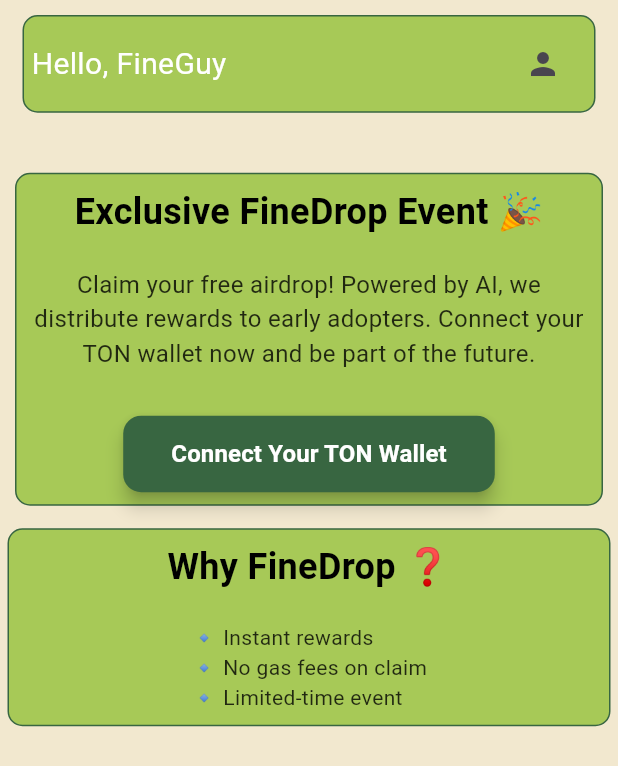
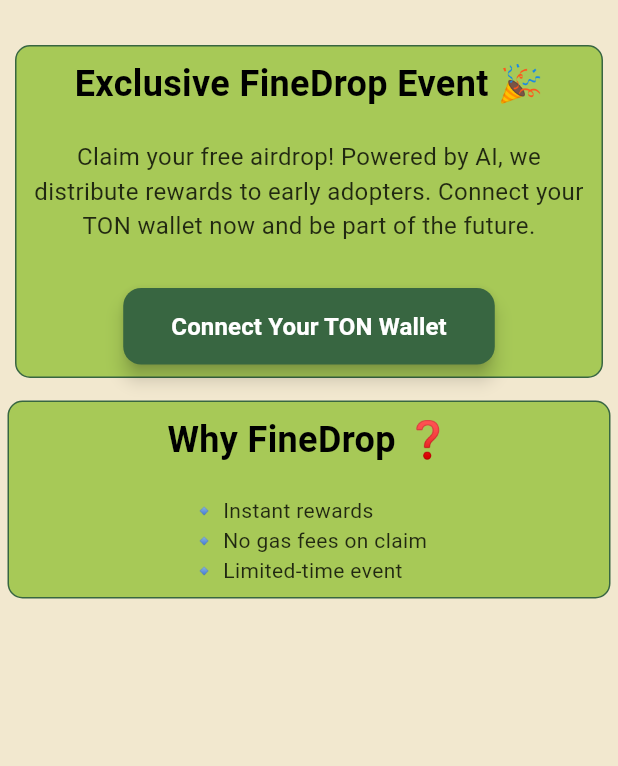
Before and after one commit to Fine-Guy-21/FineDrop-Flutter-App, a Flutter app: the AirdropPage widget shown alone on an empty page, opened directly, on a phone screen of 412 x 824 dp. Shown: the top 766 px of the screen. Run offline on Flutter 3.47's test engine with Material 3 defaults, Android fonts, the phone set to English and light mode, and no system bars; drawn by our look-alikes of animated_text_kit; accounts and stored records are empty; network calls fail.

Commit message:
Modified App Bar

```diff
--- a/airdrop_demo/lib/Pages/airdroppage.dart
+++ b/airdrop_demo/lib/Pages/airdroppage.dart
@@ -2,8 +2,8 @@
 
 import 'package:flutter/material.dart';
 import 'package:airdrop_demo/model/color.dart';
-import 'package:airdrop_demo/model/user.dart';
-import 'package:animated_text_kit/animated_text_kit.dart';
+// import 'package:airdrop_demo/model/user.dart';
+// import 'package:animated_text_kit/animated_text_kit.dart';
 
 class AirdropPage extends StatefulWidget {
   const AirdropPage({super.key});
@@ -13,49 +13,49 @@
 }
 
 class _AirdropPageState extends State<AirdropPage> {
-  late final UserProfile _user = UserProfile()..userName = 'FineGuy';
+  // late final UserProfile _user = UserProfile()..userName = 'FineGuy';
 
   @override
   Widget build(BuildContext context) {
-    final screenHeight = MediaQuery.of(context).size.height - 100;
-    final screenWidth = MediaQuery.of(context).size.width - 30;
+    // final screenHeight = MediaQuery.of(context).size.height - 100;
+    // final screenWidth = MediaQuery.of(context).size.width - 30;
     return SafeArea(
       child: Center(
         child: Column(
           crossAxisAlignment: CrossAxisAlignment.center,
           children: [
             // App Bar
-            Container(
-              height: screenHeight * (9 / 100),
-              width: screenWidth,
-              padding: const EdgeInsets.only(right: 10, left: 5),
-              margin: const EdgeInsets.all(10),
-              decoration: BoxDecoration(
-                  borderRadius: BorderRadius.circular(10),
-                  color: AppColors.surfaceColor,
-                  border: Border.all(color: AppColors.primaryColor, width: 1)),
-              child: Row(
-                mainAxisAlignment: MainAxisAlignment.spaceBetween,
-                children: [
-                   AnimatedTextKit(
-                          onTap: () => {},
-                          animatedTexts: [
-                            TyperAnimatedText(
-                              'Hello, ${_user.userName}',
-                              textStyle: const TextStyle(
-                                fontSize: 20,
-                                color: AppColors.textSecondary,
-                              ),
-                              textAlign: TextAlign.start,
-                              speed: const Duration(milliseconds: 100),
-                            )
-                          ],
-                          totalRepeatCount: 2,
-                        ),
-                        IconButton(
-                            onPressed: () {}, icon: const Icon(Icons.person))
-                ],
-              )),
+            // Container(
+            //   height: screenHeight * (9 / 100),
+            //   width: screenWidth,
+            //   padding: const EdgeInsets.only(right: 10, left: 5),
+            //   margin: const EdgeInsets.all(10),
+            //   decoration: BoxDecoration(
+            //       borderRadius: BorderRadius.circular(10),
+            //       color: AppColors.surfaceColor,
+            //       border: Border.all(color: AppColors.primaryColor, width: 1)),
+            //   child: Row(
+            //     mainAxisAlignment: MainAxisAlignment.spaceBetween,
+            //     children: [
+            //        AnimatedTextKit(
+            //               onTap: () => {},
+            //               animatedTexts: [
+            //                 TyperAnimatedText(
+            //                   'Hello, ${_user.userName}',
+            //                   textStyle: const TextStyle(
+            //                     fontSize: 20,
+            //                     color: AppColors.textSecondary,
+            //                   ),
+            //                   textAlign: TextAlign.start,
+            //                   speed: const Duration(milliseconds: 100),
+            //                 )
+            //               ],
+            //               totalRepeatCount: 2,
+            //             ),
+            //             IconButton(
+            //                 onPressed: () {}, icon: const Icon(Icons.person))
+            //     ],
+            //   )),
 
             const SizedBox(height: 20),
 
```
Also changed, not shown: airdrop_demo/lib/Pages/cardspage.dart (+32 -32 lines), airdrop_demo/lib/Pages/homepage.dart (+33 -33 lines), airdrop_demo/lib/Pages/invitepage.dart (+34 -34 lines), airdrop_demo/lib/Pages/taskspage.dart (+33 -34 lines), airdrop_demo/lib/main.dart (+83 -43 lines).
